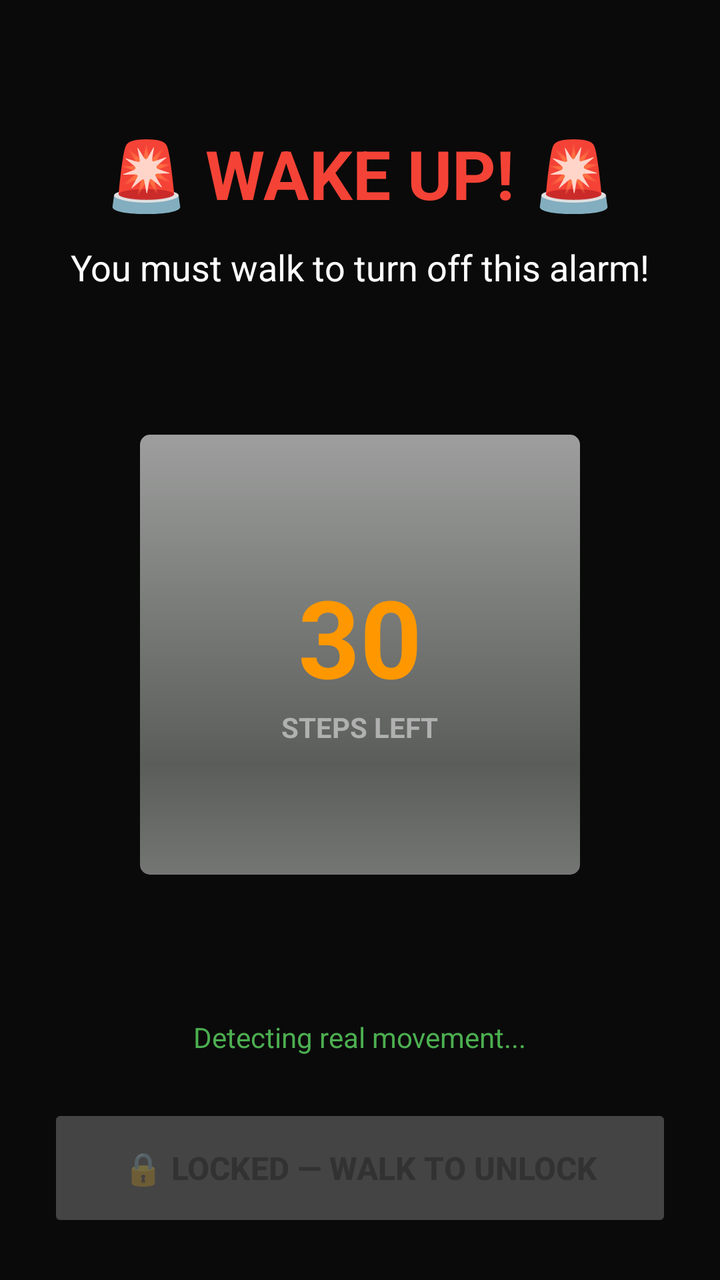
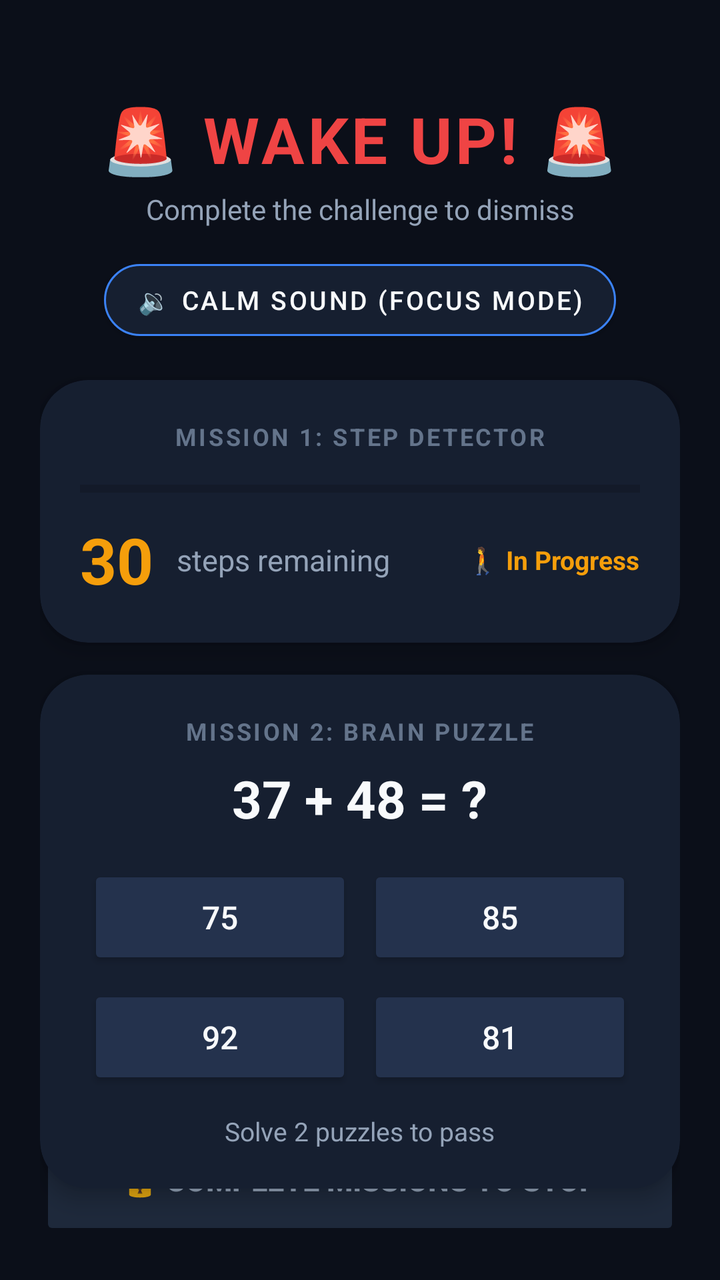

Screens rendered from an Android XML layout before and after an edit, with the pre-edit source and the edit as a unified diff.
<!-- AndroidManifest.xml: activity theme Theme.WalkAlarmApp.FullScreen -->
<!-- res/layout/activity_alarm_mission.xml -->
<?xml version="1.0" encoding="utf-8"?>
<androidx.constraintlayout.widget.ConstraintLayout
    xmlns:android="http://schemas.android.com/apk/res/android"
    xmlns:app="http://schemas.android.com/apk/res-auto"
    android:layout_width="match_parent"
    android:layout_height="match_parent"
    android:background="#0A0A0A"
    android:padding="24dp"
    android:keepScreenOn="true">

    <TextView
        android:id="@+id/tvMissionTitle"
        android:layout_width="wrap_content"
        android:layout_height="wrap_content"
        android:text="🚨 WAKE UP! 🚨"
        android:textColor="@color/accent_red"
        android:textSize="34sp"
        android:textStyle="bold"
        android:layout_marginTop="40dp"
        app:layout_constraintTop_toTopOf="parent"
        app:layout_constraintStart_toStartOf="parent"
        app:layout_constraintEnd_toEndOf="parent"/>

    <TextView
        android:id="@+id/tvMissionInstruction"
        android:layout_width="wrap_content"
        android:layout_height="wrap_content"
        android:layout_marginTop="12dp"
        android:text="You must walk to turn off this alarm!"
        android:textColor="@color/text_primary"
        android:textSize="18sp"
        app:layout_constraintTop_toBottomOf="@id/tvMissionTitle"
        app:layout_constraintStart_toStartOf="parent"
        app:layout_constraintEnd_toEndOf="parent"/>

    <ProgressBar
        android:id="@+id/progressBarSteps"
        style="?android:attr/progressBarStyleHorizontal"
        android:layout_width="220dp"
        android:layout_height="220dp"
        android:indeterminate="false"
        android:max="30"
        android:progress="0"
        android:progressDrawable="@android:drawable/progress_horizontal"
        app:layout_constraintTop_toBottomOf="@id/tvMissionInstruction"
        app:layout_constraintBottom_toTopOf="@id/tvSensorInfo"
        app:layout_constraintStart_toStartOf="parent"
        app:layout_constraintEnd_toEndOf="parent"/>

    <LinearLayout
        android:layout_width="wrap_content"
        android:layout_height="wrap_content"
        android:orientation="vertical"
        android:gravity="center"
        app:layout_constraintTop_toTopOf="@id/progressBarSteps"
        app:layout_constraintBottom_toBottomOf="@id/progressBarSteps"
        app:layout_constraintStart_toStartOf="@id/progressBarSteps"
        app:layout_constraintEnd_toEndOf="@id/progressBarSteps">

        <TextView
            android:id="@+id/tvRemainingSteps"
            android:layout_width="wrap_content"
            android:layout_height="wrap_content"
            android:text="30"
            android:textColor="@color/accent_orange"
            android:textSize="54sp"
            android:textStyle="bold"/>

        <TextView
            android:layout_width="wrap_content"
            android:layout_height="wrap_content"
            android:text="STEPS LEFT"
            android:textColor="@color/text_secondary"
            android:textSize="14sp"
            android:textStyle="bold"/>
    </LinearLayout>

    <TextView
        android:id="@+id/tvSensorInfo"
        android:layout_width="wrap_content"
        android:layout_height="wrap_content"
        android:text="Detecting real movement..."
        android:textColor="@color/accent_green"
        android:textSize="14sp"
        android:layout_marginBottom="24dp"
        app:layout_constraintBottom_toTopOf="@id/btnDismiss"
        app:layout_constraintStart_toStartOf="parent"
        app:layout_constraintEnd_toEndOf="parent"/>

    <Button
        android:id="@+id/btnDismiss"
        android:layout_width="match_parent"
        android:layout_height="64dp"
        android:enabled="false"
        android:text="🔒 LOCKED — WALK TO UNLOCK"
        android:textSize="16sp"
        android:textStyle="bold"
        android:backgroundTint="#444444"
        app:cornerRadius="16dp"
        app:layout_constraintBottom_toBottomOf="parent"/>

</androidx.constraintlayout.widget.ConstraintLayout>
<!-- resources referenced by this layout -->
<resources>
  <color name="accent_green">#4CAF50</color>
  <color name="accent_orange">#FF9800</color>
  <color name="accent_red">#F44336</color>
  <color name="text_primary">#FFFFFF</color>
  <color name="text_secondary">#B0B0B0</color>
  <style name="Theme.WalkAlarmApp.FullScreen" parent="Theme.WalkAlarmApp">
          <item name="android:windowNoTitle">true</item>
          <item name="android:windowActionBar">false</item>
          <item name="android:windowFullscreen">true</item>
          <item name="android:windowContentOverlay">@null</item>
      </style>
  <style name="Theme.WalkAlarmApp" parent="Theme.MaterialComponents.DayNight.NoActionBar">
          <item name="colorPrimary">@color/purple_primary</item>
          <item name="colorPrimaryVariant">@color/purple_variant</item>
          <item name="colorOnPrimary">@color/text_primary</item>
          <item name="android:windowBackground">@color/dark_bg</item>
      </style>
  <color name="purple_primary">#6200EE</color>
  <color name="purple_variant">#3700B3</color>
  <color name="dark_bg">#121212</color>
</resources>

<!-- the commit's change to res/layout/activity_alarm_mission.xml (unified diff, before → after) -->
@@ -4,99 +4,269 @@
     xmlns:app="http://schemas.android.com/apk/res-auto"
     android:layout_width="match_parent"
     android:layout_height="match_parent"
-    android:background="#0A0A0A"
-    android:padding="24dp"
+    android:background="@color/bg_main"
+    android:padding="20dp"
     android:keepScreenOn="true">
 
-    <TextView
-        android:id="@+id/tvMissionTitle"
-        android:layout_width="wrap_content"
-        android:layout_height="wrap_content"
-        android:text="🚨 WAKE UP! 🚨"
-        android:textColor="@color/accent_red"
-        android:textSize="34sp"
-        android:textStyle="bold"
-        android:layout_marginTop="40dp"
-        app:layout_constraintTop_toTopOf="parent"
-        app:layout_constraintStart_toStartOf="parent"
-        app:layout_constraintEnd_toEndOf="parent"/>
-
-    <TextView
-        android:id="@+id/tvMissionInstruction"
-        android:layout_width="wrap_content"
-        android:layout_height="wrap_content"
-        android:layout_marginTop="12dp"
-        android:text="You must walk to turn off this alarm!"
-        android:textColor="@color/text_primary"
-        android:textSize="18sp"
-        app:layout_constraintTop_toBottomOf="@id/tvMissionTitle"
-        app:layout_constraintStart_toStartOf="parent"
-        app:layout_constraintEnd_toEndOf="parent"/>
-
-    <ProgressBar
-        android:id="@+id/progressBarSteps"
-        style="?android:attr/progressBarStyleHorizontal"
-        android:layout_width="220dp"
-        android:layout_height="220dp"
-        android:indeterminate="false"
-        android:max="30"
-        android:progress="0"
-        android:progressDrawable="@android:drawable/progress_horizontal"
-        app:layout_constraintTop_toBottomOf="@id/tvMissionInstruction"
-        app:layout_constraintBottom_toTopOf="@id/tvSensorInfo"
-        app:layout_constraintStart_toStartOf="parent"
-        app:layout_constraintEnd_toEndOf="parent"/>
-
+    
     <LinearLayout
+        android:id="@+id/layoutHeader"
         android:layout_width="wrap_content"
         android:layout_height="wrap_content"
         android:orientation="vertical"
         android:gravity="center"
-        app:layout_constraintTop_toTopOf="@id/progressBarSteps"
-        app:layout_constraintBottom_toBottomOf="@id/progressBarSteps"
-        app:layout_constraintStart_toStartOf="@id/progressBarSteps"
-        app:layout_constraintEnd_toEndOf="@id/progressBarSteps">
+        android:layout_marginTop="28dp"
+        app:layout_constraintTop_toTopOf="parent"
+        app:layout_constraintStart_toStartOf="parent"
+        app:layout_constraintEnd_toEndOf="parent">
 
         <TextView
-            android:id="@+id/tvRemainingSteps"
+            android:id="@+id/tvMissionTitle"
             android:layout_width="wrap_content"
             android:layout_height="wrap_content"
-            android:text="30"
-            android:textColor="@color/accent_orange"
-            android:textSize="54sp"
-            android:textStyle="bold"/>
+            android:text="🚨 WAKE UP! 🚨"
+            android:textColor="@color/accent_rose"
+            android:textSize="32sp"
+            android:textStyle="bold"
+            android:letterSpacing="0.05"/>
 
         <TextView
+            android:id="@+id/tvMissionSubtitle"
             android:layout_width="wrap_content"
             android:layout_height="wrap_content"
-            android:text="STEPS LEFT"
-            android:textColor="@color/text_secondary"
+            android:text="Complete the challenge to dismiss"
+            android:textColor="@color/text_muted"
             android:textSize="14sp"
-            android:textStyle="bold"/>
+            android:layout_marginTop="4dp"/>
     </LinearLayout>
 
+    
+    <com.google.android.material.button.MaterialButton
+        android:id="@+id/btnCalmSound"
+        android:layout_width="wrap_content"
+        android:layout_height="wrap_content"
+        android:text="🔉 Calm Sound (Focus Mode)"
+        android:textColor="@color/text_main"
+        android:textSize="13sp"
+        android:backgroundTint="@color/surface_card"
+        app:strokeColor="@color/primary_accent"
+        app:strokeWidth="1dp"
+        app:cornerRadius="20dp"
+        android:layout_marginTop="12dp"
+        app:layout_constraintTop_toBottomOf="@id/layoutHeader"
+        app:layout_constraintStart_toStartOf="parent"
+        app:layout_constraintEnd_toEndOf="parent"/>
+
+    
+    <androidx.cardview.widget.CardView
+        android:id="@+id/cardWalkMission"
+        android:layout_width="match_parent"
+        android:layout_height="wrap_content"
+        app:cardCornerRadius="24dp"
+        app:cardElevation="6dp"
+        app:cardBackgroundColor="@color/surface_card"
+        android:layout_marginTop="16dp"
+        app:layout_constraintTop_toBottomOf="@id/btnCalmSound"
+        app:layout_constraintStart_toStartOf="parent"
+        app:layout_constraintEnd_toEndOf="parent">
+
+        <LinearLayout
+            android:layout_width="match_parent"
+            android:layout_height="wrap_content"
+            android:orientation="vertical"
+            android:gravity="center"
+            android:padding="20dp">
+
+            <TextView
+                android:layout_width="wrap_content"
+                android:layout_height="wrap_content"
+                android:text="MISSION 1: STEP DETECTOR"
+                android:textColor="@color/text_dim"
+                android:textSize="12sp"
+                android:textStyle="bold"
+                android:letterSpacing="0.1"/>
+
+            <ProgressBar
+                android:id="@+id/progressBarSteps"
+                style="?android:attr/progressBarStyleHorizontal"
+                android:layout_width="match_parent"
+                android:layout_height="12dp"
+                android:layout_marginTop="12dp"
+                android:max="30"
+                android:progress="0"
+                android:progressTint="@color/accent_emerald"/>
+
+            <LinearLayout
+                android:layout_width="match_parent"
+                android:layout_height="wrap_content"
+                android:orientation="horizontal"
+                android:gravity="center_vertical"
+                android:layout_marginTop="8dp">
+
+                <TextView
+                    android:id="@+id/tvRemainingSteps"
+                    android:layout_width="wrap_content"
+                    android:layout_height="wrap_content"
+                    android:text="30"
+                    android:textColor="@color/accent_amber"
+                    android:textSize="32sp"
+                    android:textStyle="bold"/>
+
+                <TextView
+                    android:layout_width="0dp"
+                    android:layout_height="wrap_content"
+                    android:layout_weight="1"
+                    android:text=" steps remaining"
+                    android:textColor="@color/text_muted"
+                    android:textSize="15sp"
+                    android:layout_marginStart="8dp"/>
+
+                <TextView
+                    android:id="@+id/tvStepStatusBadge"
+                    android:layout_width="wrap_content"
+                    android:layout_height="wrap_content"
+                    android:text="🚶 In Progress"
+                    android:textColor="@color/accent_amber"
+                    android:textSize="13sp"
+                    android:textStyle="bold"/>
+            </LinearLayout>
+        </LinearLayout>
+    </androidx.cardview.widget.CardView>
+
+    
+    <androidx.cardview.widget.CardView
+        android:id="@+id/cardPuzzleMission"
+        android:layout_width="match_parent"
+        android:layout_height="wrap_content"
+        app:cardCornerRadius="24dp"
+        app:cardElevation="6dp"
+        app:cardBackgroundColor="@color/surface_card"
+        android:layout_marginTop="16dp"
+        app:layout_constraintTop_toBottomOf="@id/cardWalkMission"
+        app:layout_constraintStart_toStartOf="parent"
+        app:layout_constraintEnd_toEndOf="parent">
+
+        <LinearLayout
+            android:layout_width="match_parent"
+            android:layout_height="wrap_content"
+            android:orientation="vertical"
+            android:gravity="center"
+            android:padding="20dp">
+
+            <TextView
+                android:layout_width="wrap_content"
+                android:layout_height="wrap_content"
+                android:text="MISSION 2: BRAIN PUZZLE"
+                android:textColor="@color/text_dim"
+                android:textSize="12sp"
+                android:textStyle="bold"
+                android:letterSpacing="0.1"/>
+
+            <TextView
+                android:id="@+id/tvPuzzleEquation"
+                android:layout_width="wrap_content"
+                android:layout_height="wrap_content"
+                android:text="37 + 48 = ?"
+                android:textColor="@color/text_main"
+                android:textSize="26sp"
+                android:textStyle="bold"
+                android:layout_marginTop="8dp"/>
+
+            
+            <GridLayout
+                android:id="@+id/gridPuzzleChoices"
+                android:layout_width="match_parent"
+                android:layout_height="wrap_content"
+                android:columnCount="2"
+                android:rowCount="2"
+                android:layout_marginTop="12dp"
+                android:alignmentMode="alignMargins">
+
+                <Button
+                    android:id="@+id/btnChoice1"
+                    android:layout_width="0dp"
+                    android:layout_height="52dp"
+                    android:layout_columnWeight="1"
+                    android:layout_margin="4dp"
+                    android:text="75"
+                    android:textColor="@color/text_main"
+                    android:textSize="16sp"
+                    android:backgroundTint="#24324D"
+                    app:cornerRadius="14dp"/>
+
+                <Button
+                    android:id="@+id/btnChoice2"
+                    android:layout_width="0dp"
+                    android:layout_height="52dp"
+                    android:layout_columnWeight="1"
+                    android:layout_margin="4dp"
+                    android:text="85"
+                    android:textColor="@color/text_main"
+                    android:textSize="16sp"
+                    android:backgroundTint="#24324D"
+                    app:cornerRadius="14dp"/>
+
+                <Button
+                    android:id="@+id/btnChoice3"
+                    android:layout_width="0dp"
+                    android:layout_height="52dp"
+                    android:layout_columnWeight="1"
+                    android:layout_margin="4dp"
+                    android:text="92"
+                    android:textColor="@color/text_main"
+                    android:textSize="16sp"
+                    android:backgroundTint="#24324D"
+                    app:cornerRadius="14dp"/>
+
+                <Button
+                    android:id="@+id/btnChoice4"
+                    android:layout_width="0dp"
+                    android:layout_height="52dp"
+                    android:layout_columnWeight="1"
+                    android:layout_margin="4dp"
+                    android:text="81"
+                    android:textColor="@color/text_main"
+                    android:textSize="16sp"
+                    android:backgroundTint="#24324D"
+                    app:cornerRadius="14dp"/>
+            </GridLayout>
+
+            <TextView
+                android:id="@+id/tvPuzzleStatusBadge"
+                android:layout_width="wrap_content"
+                android:layout_height="wrap_content"
+                android:text="Solve 2 puzzles to pass"
+                android:textColor="@color/text_muted"
+                android:textSize="13sp"
+                android:layout_marginTop="8dp"/>
+        </LinearLayout>
+    </androidx.cardview.widget.CardView>
+
+    
     <TextView
         android:id="@+id/tvSensorInfo"
         android:layout_width="wrap_content"
         android:layout_height="wrap_content"
-        android:text="Detecting real movement..."
-        android:textColor="@color/accent_green"
-        android:textSize="14sp"
-        android:layout_marginBottom="24dp"
+        android:text="👣 Dual sensor fusion active: walk naturally"
+        android:textColor="@color/text_muted"
+        android:textSize="13sp"
+        android:layout_marginBottom="12dp"
         app:layout_constraintBottom_toTopOf="@id/btnDismiss"
         app:layout_constraintStart_toStartOf="parent"
         app:layout_constraintEnd_toEndOf="parent"/>
 
+    
     <Button
         android:id="@+id/btnDismiss"
         android:layout_width="match_parent"
-        android:layout_height="64dp"
+        android:layout_height="60dp"
         android:enabled="false"
-        android:text="🔒 LOCKED — WALK TO UNLOCK"
-        android:textSize="16sp"
+        android:text="🔒 COMPLETE MISSIONS TO STOP"
+        android:textColor="@color/text_muted"
+        android:textSize="15sp"
         android:textStyle="bold"
-        android:backgroundTint="#444444"
-        app:cornerRadius="16dp"
+        android:backgroundTint="#1E293B"
+        app:cornerRadius="18dp"
         app:layout_constraintBottom_toBottomOf="parent"/>
 
 </androidx.constraintlayout.widget.ConstraintLayout>
<!-- resource entries referenced after the edit -->
@@ -1,10 +1,14 @@
 <!-- resources referenced by this layout -->
 <resources>
-  <color name="accent_green">#4CAF50</color>
-  <color name="accent_orange">#FF9800</color>
-  <color name="accent_red">#F44336</color>
-  <color name="text_primary">#FFFFFF</color>
-  <color name="text_secondary">#B0B0B0</color>
+  <color name="accent_amber">#F59E0B</color>
+  <color name="accent_emerald">#10B981</color>
+  <color name="accent_rose">#EF4444</color>
+  <color name="bg_main">#0B0F19</color>
+  <color name="primary_accent">#3B82F6</color>
+  <color name="surface_card">#161F30</color>
+  <color name="text_dim">#64748B</color>
+  <color name="text_main">#F8FAFC</color>
+  <color name="text_muted">#94A3B8</color>
   <style name="Theme.WalkAlarmApp.FullScreen" parent="Theme.WalkAlarmApp">
           <item name="android:windowNoTitle">true</item>
           <item name="android:windowActionBar">false</item>
@@ -17,8 +21,9 @@
           <item name="colorOnPrimary">@color/text_primary</item>
           <item name="android:windowBackground">@color/dark_bg</item>
       </style>
-  <color name="purple_primary">#6200EE</color>
-  <color name="purple_variant">#3700B3</color>
-  <color name="dark_bg">#121212</color>
+  <color name="purple_primary">#3B82F6</color>
+  <color name="purple_variant">#1D4ED8</color>
+  <color name="text_primary">#F8FAFC</color>
+  <color name="dark_bg">#0B0F19</color>
 </resources>
 
